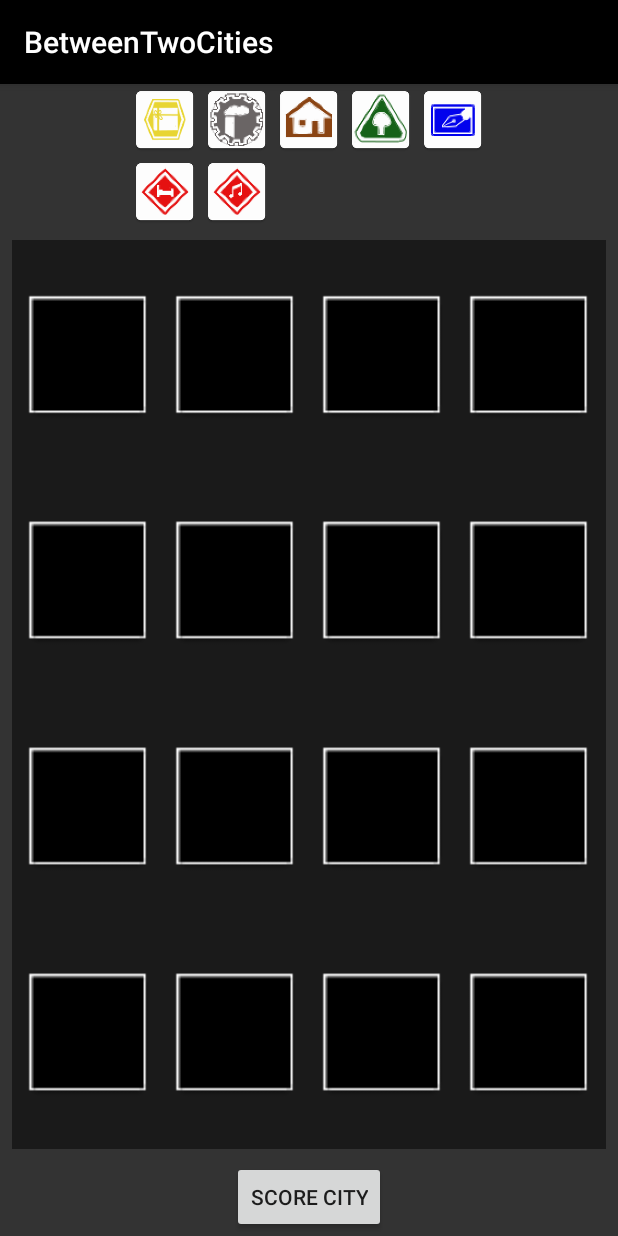
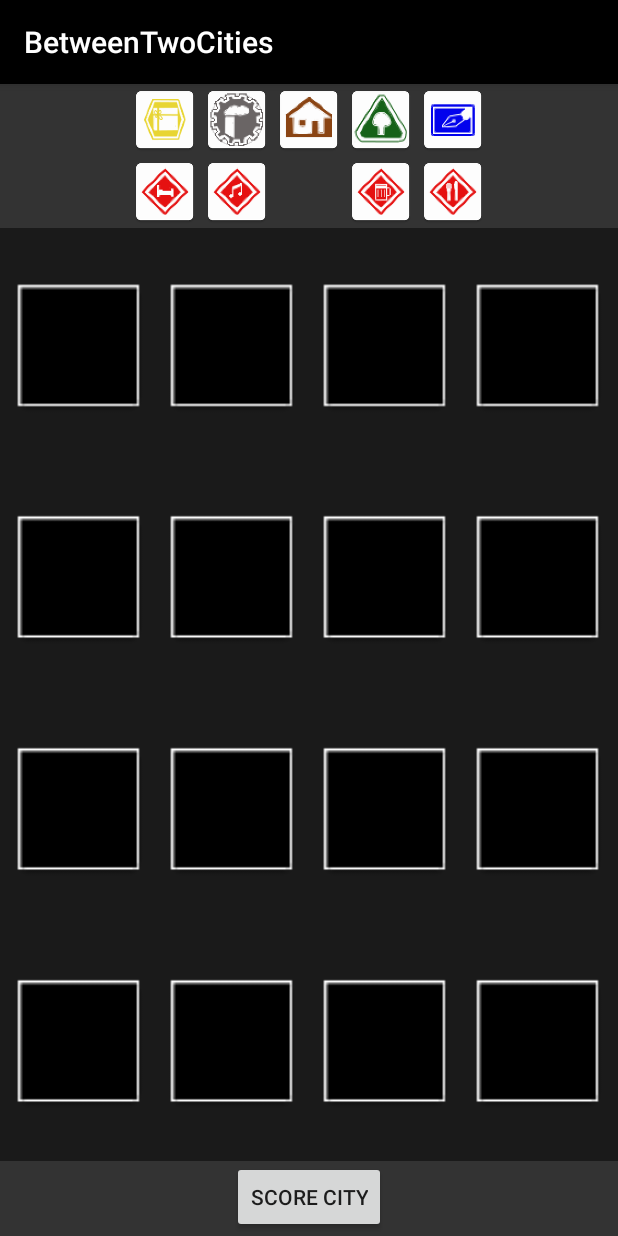
Before and after one commit to Brojowski/b2c_app, an Android app: the screen it shows after launch (MainActivity), on a phone screen of 412 x 824 dp. Run offline under Robolectric (Android 15) with nearby library versions, the phone set to English and light mode, and no system bars.

Commit message:
Pull board into own layout for reuse

```diff
--- a/app/src/main/res/layout/activity_main.xml
+++ b/app/src/main/res/layout/activity_main.xml
@@ -53,17 +53,17 @@
             custom:buildingType="music_tavern"
             />
 
-        <!--<TextView/>-->
+        <TextView/>
 
-        <!--<com.example.alex.betweentwocities.BuildingIcon-->
-        <!--android:layout_width="wrap_content"-->
-        <!--custom:buildingType="drink_tavern"-->
-        <!--/>-->
+        <com.example.alex.betweentwocities.BuildingIcon
+        android:layout_width="wrap_content"
+        custom:buildingType="drink_tavern"
+        />
 
-        <!--<com.example.alex.betweentwocities.BuildingIcon-->
-        <!--android:layout_width="wrap_content"-->
-        <!--custom:buildingType="food_tavern"-->
-        <!--/>-->
+        <com.example.alex.betweentwocities.BuildingIcon
+        android:layout_width="wrap_content"
+        custom:buildingType="food_tavern"
+        />
 
     </GridLayout>
 
@@ -77,115 +77,12 @@
         android:text="@string/str_score_city"
         />
 
-    <GridLayout
-        android:id="@+id/city_layout"
-        android:layout_width="match_parent"
-        android:layout_height="match_parent"
-        android:layout_above="@id/score_btn"
-        android:layout_below="@id/building_icons"
-        android:layout_margin="8dp"
-        android:background="@color/gray"
-        android:columnCount="4"
-        android:padding="2dp"
-        android:rowCount="4"
-        >
-
-        <com.example.alex.betweentwocities.BuildingTile
-            android:layout_columnWeight="1"
-            android:layout_rowWeight="1"
-            />
-
-        <com.example.alex.betweentwocities.BuildingTile
-            android:layout_columnWeight="1"
-            android:layout_rowWeight="1"
-
-            />
-
-        <com.example.alex.betweentwocities.BuildingTile
-            android:layout_columnWeight="1"
-            android:layout_rowWeight="1"
-
-            />
-
-        <com.example.alex.betweentwocities.BuildingTile
-            android:layout_columnWeight="1"
-            android:layout_rowWeight="1"
-
-            />
-
-        <com.example.alex.betweentwocities.BuildingTile
-            android:layout_columnWeight="1"
-            android:layout_rowWeight="1"
-
-            />
-
-        <com.example.alex.betweentwocities.BuildingTile
-            android:layout_columnWeight="1"
-            android:layout_rowWeight="1"
-
-            />
-
-        <com.example.alex.betweentwocities.BuildingTile
-            android:layout_columnWeight="1"
-            android:layout_rowWeight="1"
-
-            />
-
-        <com.example.alex.betweentwocities.BuildingTile
-            android:layout_columnWeight="1"
-            android:layout_rowWeight="1"
-
-            />
-
-        <com.example.alex.betweentwocities.BuildingTile
-            android:layout_columnWeight="1"
-            android:layout_rowWeight="1"
-
-            />
-
-        <com.example.alex.betweentwocities.BuildingTile
-            android:layout_columnWeight="1"
-            android:layout_rowWeight="1"
-
-            />
-
-        <com.example.alex.betweentwocities.BuildingTile
-            android:layout_columnWeight="1"
-            android:layout_rowWeight="1"
-
-            />
-
-        <com.example.alex.betweentwocities.BuildingTile
-            android:layout_columnWeight="1"
-            android:layout_rowWeight="1"
-
-            />
-
-        <com.example.alex.betweentwocities.BuildingTile
-            android:layout_columnWeight="1"
-            android:layout_rowWeight="1"
-
-            />
-
-        <com.example.alex.betweentwocities.BuildingTile
-            android:layout_columnWeight="1"
-            android:layout_rowWeight="1"
-
-
-            />
-
-        <com.example.alex.betweentwocities.BuildingTile
-            android:layout_columnWeight="1"
-            android:layout_rowWeight="1"
-
-            />
-
-        <com.example.alex.betweentwocities.BuildingTile
-            android:layout_columnWeight="1"
-            android:layout_rowWeight="1"
-
-            />
-
-    </GridLayout>
+    <include layout="@layout/layout_board"
+             android:layout_width="match_parent"
+             android:layout_height="match_parent"
+             android:layout_above="@id/score_btn"
+             android:layout_below="@id/building_icons"
+             android:layout_centerHorizontal="true"
+        />
 
 </RelativeLayout>
--- /dev/null
+++ b/app/src/main/res/layout/layout_board.xml
@@ -0,0 +1,126 @@
+<?xml version="1.0" encoding="utf-8"?>
+<GridLayout xmlns:android="http://schemas.android.com/apk/res/android"
+            android:id="@+id/city_layout"
+            android:layout_width="match_parent"
+            android:layout_height="match_parent"
+            android:layout_above="@id/score_btn"
+            android:layout_below="@id/building_icons"
+            android:layout_margin="8dp"
+            android:background="@color/gray"
+            android:columnCount="4"
+            android:padding="2dp"
+            android:rowCount="4" >
+
+    <com.example.alex.betweentwocities.BuildingTile
+        android:layout_columnWeight="1"
+        android:layout_rowWeight="1"
+        android:id="@+id/buildingPos_1x1"
+        />
+
+    <com.example.alex.betweentwocities.BuildingTile
+        android:layout_columnWeight="1"
+        android:layout_rowWeight="1"
+        android:id="@+id/buildingPos_1x2"
+
+        />
+
+    <com.example.alex.betweentwocities.BuildingTile
+        android:layout_columnWeight="1"
+        android:layout_rowWeight="1"
+        android:id="@+id/buildingPos_1x3"
+
+        />
+
+    <com.example.alex.betweentwocities.BuildingTile
+        android:layout_columnWeight="1"
+        android:layout_rowWeight="1"
+        android:id="@+id/buildingPos_1x4"
+
+        />
+
+    <com.example.alex.betweentwocities.BuildingTile
+        android:layout_columnWeight="1"
+        android:layout_rowWeight="1"
+        android:id="@+id/buildingPos_2x1"
+
+        />
+
+    <com.example.alex.betweentwocities.BuildingTile
+        android:layout_columnWeight="1"
+        android:layout_rowWeight="1"
+        android:id="@+id/buildingPos_2x2"
+
+        />
+
+    <com.example.alex.betweentwocities.BuildingTile
+        android:layout_columnWeight="1"
+        android:layout_rowWeight="1"
+        android:id="@+id/buildingPos_2x3"
+
+        />
+
+    <com.example.alex.betweentwocities.BuildingTile
+        android:layout_columnWeight="1"
+        android:layout_rowWeight="1"
+        android:id="@+id/buildingPos_2x4"
+
+        />
+
+    <com.example.alex.betweentwocities.BuildingTile
+        android:layout_columnWeight="1"
+        android:layout_rowWeight="1"
+        android:id="@+id/buildingPos_3x1"
+
+        />
+
+    <com.example.alex.betweentwocities.BuildingTile
+        android:layout_columnWeight="1"
+        android:layout_rowWeight="1"
+        android:id="@+id/buildingPos_3x2"
+
+        />
+
+    <com.example.alex.betweentwocities.BuildingTile
+        android:layout_columnWeight="1"
+        android:layout_rowWeight="1"
+        android:id="@+id/buildingPos_3x3"
+
+        />
+
+    <com.example.alex.betweentwocities.BuildingTile
+        android:layout_columnWeight="1"
+        android:layout_rowWeight="1"
+        android:id="@+id/buildingPos_3x4"
+
+        />
+
+    <com.example.alex.betweentwocities.BuildingTile
+        android:layout_columnWeight="1"
+        android:layout_rowWeight="1"
+        android:id="@+id/buildingPos_4x1"
+
+        />
+
+    <com.example.alex.betweentwocities.BuildingTile
+        android:layout_columnWeight="1"
+        android:layout_rowWeight="1"
+        android:id="@+id/buildingPos_4x2"
+
+
+        />
+
+    <com.example.alex.betweentwocities.BuildingTile
+        android:layout_columnWeight="1"
+        android:layout_rowWeight="1"
+        android:id="@+id/buildingPos_4x3"
+
+        />
+
+    <com.example.alex.betweentwocities.BuildingTile
+        android:layout_columnWeight="1"
+        android:layout_rowWeight="1"
+        android:id="@+id/buildingPos_4x4"
+
+        />
+
+</GridLayout>
```
